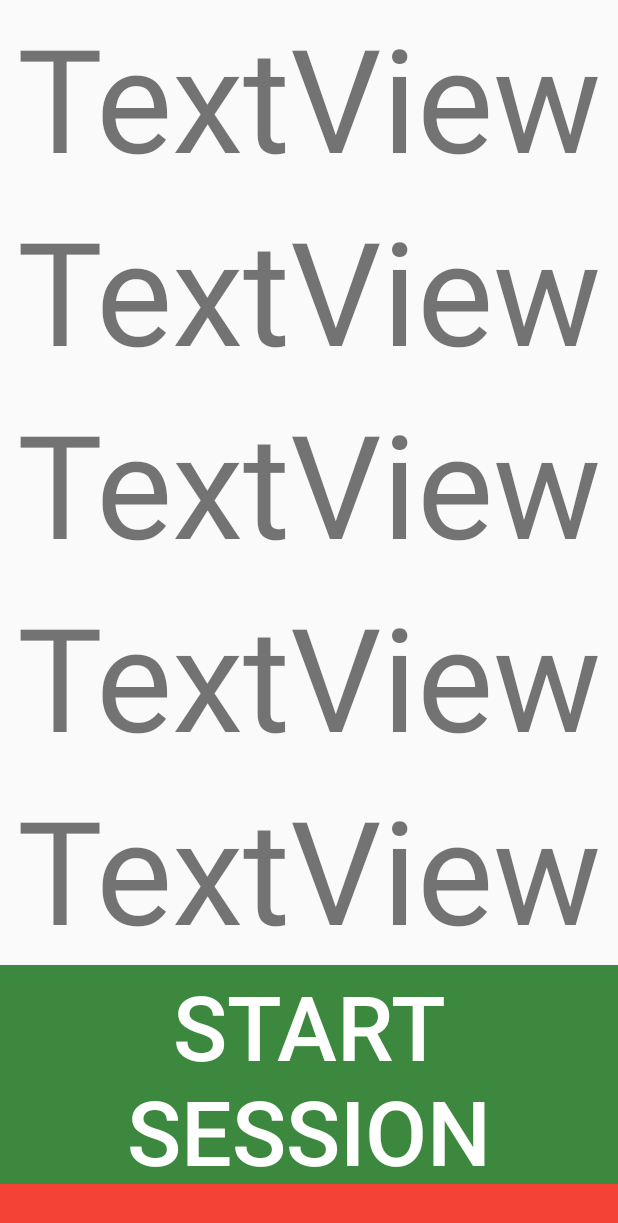
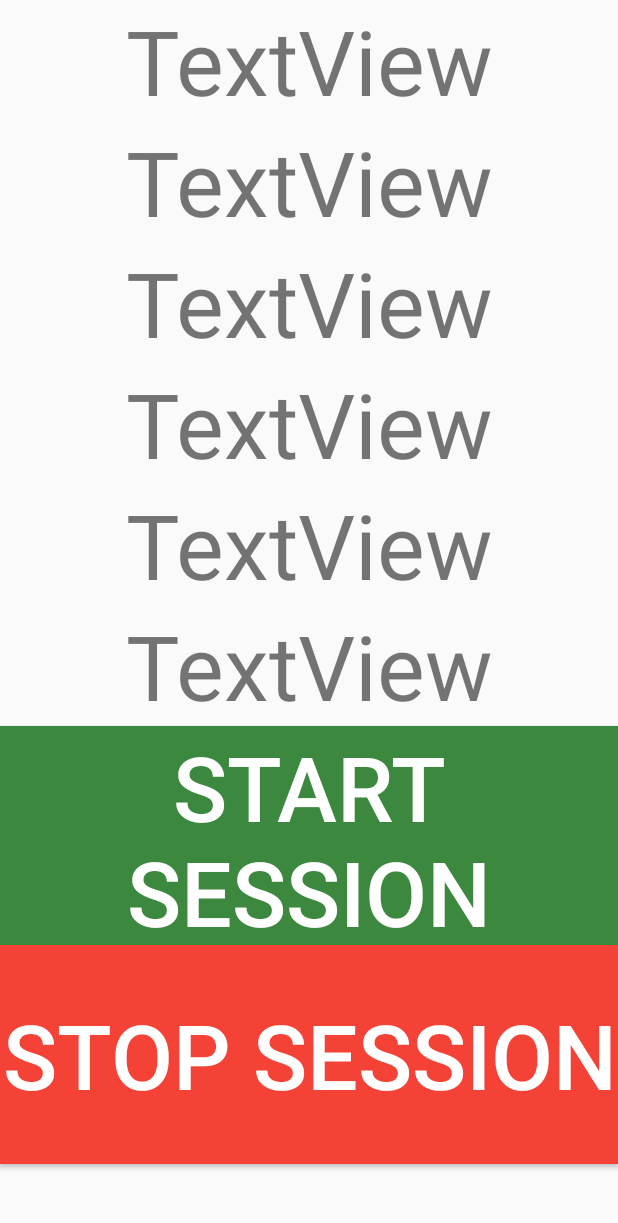
Before and after one commit to AlexandruSava/driver-assistant, an Android app: the layout home_activity.xml on its own in the app's theme, with its tools: preview values and no code run, on a phone screen of 412 x 824 dp. Shown: the top 1223 px of the screen. Run offline under Robolectric (Android 15) with nearby library versions, the light colour scheme and no system bars.

```diff
--- a/automotive/src/main/java/com.example.driverassistant/model/SensorData.kt
+++ b/automotive/src/main/java/com.example.driverassistant/model/SensorData.kt
@@ -4,7 +4,7 @@ import android.location.Location
 
 data class SensorData(
     val speed: Int,
-    val outsideTemp: Float,
+    val outsideTemp: Int,
     val location: Location,
     val speedLimit: Int
 )
--- a/automotive/src/main/res/layout/home_activity.xml
+++ b/automotive/src/main/res/layout/home_activity.xml
@@ -10,7 +10,7 @@
         android:layout_height="wrap_content"
         android:text="@string/textview"
         android:textAlignment="center"
-        android:textSize="96sp"
+        android:textSize="60sp"
         android:visibility="visible" />
 
     <TextView
@@ -19,7 +19,7 @@
         android:layout_height="wrap_content"
         android:text="@string/textview"
         android:textAlignment="center"
-        android:textSize="96sp"
+        android:textSize="60sp"
         android:visibility="visible" />
 
     <TextView
@@ -28,7 +28,7 @@
         android:layout_height="wrap_content"
         android:text="@string/textview"
         android:textAlignment="center"
-        android:textSize="96sp"
+        android:textSize="60sp"
         android:visibility="visible" />
 
     <TextView
@@ -37,7 +37,7 @@
         android:layout_height="wrap_content"
         android:text="@string/textview"
         android:textAlignment="center"
-        android:textSize="96sp"
+        android:textSize="60sp"
         android:visibility="visible" />
 
     <TextView
@@ -46,7 +46,16 @@
         android:layout_height="wrap_content"
         android:text="@string/textview"
         android:textAlignment="center"
-        android:textSize="96sp"
+        android:textSize="60sp"
+        android:visibility="visible" />
+
+    <TextView
+        android:id="@+id/drivingSessionScoreTextView"
+        android:layout_width="match_parent"
+        android:layout_height="wrap_content"
+        android:text="@string/textview"
+        android:textAlignment="center"
+        android:textSize="60sp"
         android:visibility="visible" />
 
     <Button
```
Also changed, not shown: automotive/src/main/java/com.example.driverassistant/controller/MainController.kt (added, +38 -0 lines), automotive/src/main/java/com.example.driverassistant/view/MainActivity.kt (+27 -2 lines).
